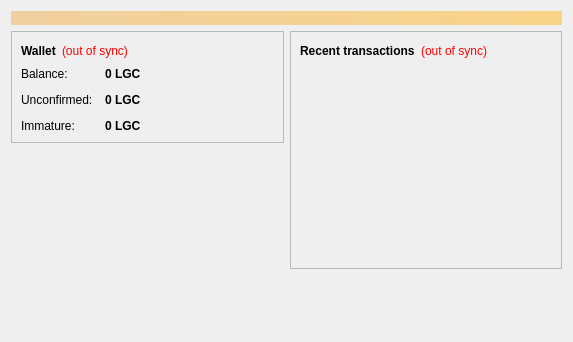
The window that src/qt/forms/overviewpage.ui (PumpCoinDEV/PumpCoin) describes before a commit, drawn with Qt 5.
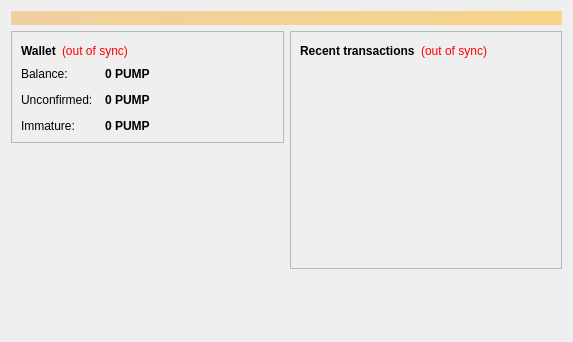
The same window after the commit.

Patch:
```diff
--- a/src/qt/forms/overviewpage.ui
+++ b/src/qt/forms/overviewpage.ui
@@ -122,7 +122,7 @@
                <string>Your current balance</string>
               </property>
               <property name="text">
-               <string notr="true">0 LGC</string>
+               <string notr="true">0 PUMP</string>
               </property>
               <property name="textInteractionFlags">
                <set>Qt::LinksAccessibleByMouse|Qt::TextSelectableByKeyboard|Qt::TextSelectableByMouse</set>
@@ -151,7 +151,7 @@
                <string>Total of transactions that have yet to be confirmed, and do not yet count toward the current balance</string>
               </property>
               <property name="text">
-               <string notr="true">0 LGC</string>
+               <string notr="true">0 PUMP</string>
               </property>
               <property name="textInteractionFlags">
                <set>Qt::LinksAccessibleByMouse|Qt::TextSelectableByKeyboard|Qt::TextSelectableByMouse</set>
@@ -177,7 +177,7 @@
                <string>Mined balance that has not yet matured</string>
               </property>
               <property name="text">
-               <string notr="true">0 LGC</string>
+               <string notr="true">0 PUMP</string>
               </property>
               <property name="textInteractionFlags">
                <set>Qt::LinksAccessibleByMouse|Qt::TextSelectableByKeyboard|Qt::TextSelectableByMouse</set>
```
Left out of the diff: 4 changed lines with no effect on the pictures.
